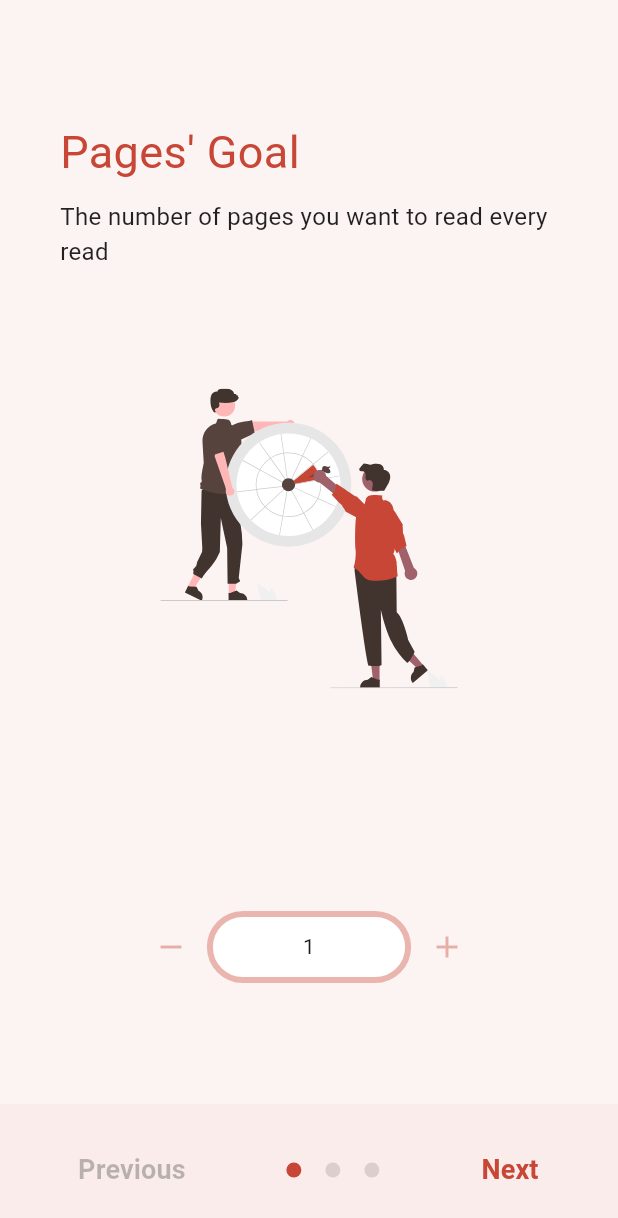
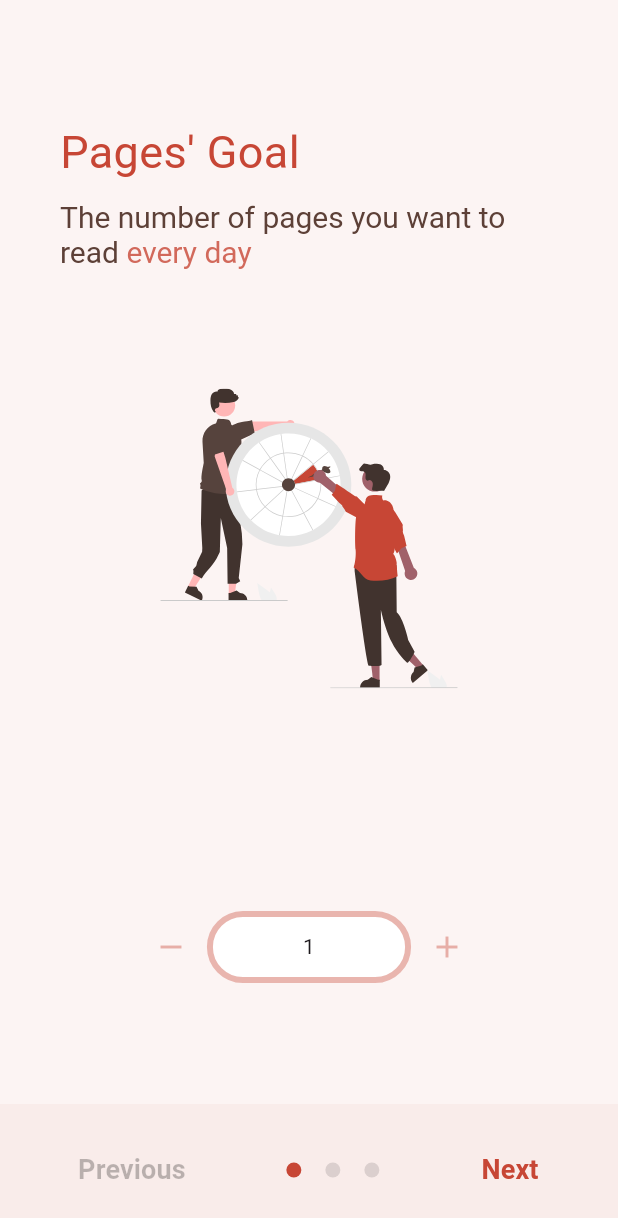
Before and after one commit to ziadhassan7/FlipStreak_Full_Version, a Flutter app: the screen it shows after launch, on a phone screen of 412 x 824 dp. Shown: the top 1218 px of the screen. Run offline on Flutter 3.47's test engine with Material 2 defaults, Android fonts, the phone set to English and light mode, and no system bars; our stand-ins replace connectivity_plus, file_picker, flutter_local_notifications, flutter_riverpod, flutter_svg, flutter_tts and 6 more; missing offline and left inert: pdfx, syncfusion_flutter_core, syncfusion_flutter_pdfviewer, translator_plus; accounts and stored records are empty.

Commit message:
Color Goals Pages , and disable horizontal drag when selecting

```diff
--- a/lib/presentation/welcome/view/info_widget.dart
+++ b/lib/presentation/welcome/view/info_widget.dart
@@ -21,7 +21,15 @@ class InfoWidget extends StatelessWidget {
 
           const SizedBox(height: 10,),
 
-          TextInriaSans(getInfo(), size: 16, color: Colors.black87, maxLine: 4,),
+          RichText(
+            text: TextSpan(
+              text: getInfo(),
+              style: TextStyle(fontSize: 20, color: Colors.brown.shade700,),
+              children: <TextSpan>[
+                TextSpan(text: getInfoTail(), style: TextStyle(color: colorAccent.withOpacity(0.8))),
+              ],
+            ),
+          ),
         ],
       ),
     );
@@ -42,11 +50,22 @@ class InfoWidget extends StatelessWidget {
   getInfo(){
     switch(currentPage){
       case Pages.firstPage:
-        return "The number of pages you want to read every read";
+        return "The number of pages you want to read";
       case Pages.secondPage:
-        return "The number of books you want to read this year";
+        return "The number of books you want to read";
       case Pages.thirdPage:
         return "Get reminded if you are going to loose your streak";
     }
   }
+
+  getInfoTail(){
+    switch(currentPage){
+      case Pages.firstPage:
+        return " every day";
+      case Pages.secondPage:
+        return " this year";
+      case Pages.thirdPage:
+        return "";
+    }
+  }
 }
```
Also changed, not shown: lib/presentation/book/screen/pdf_viewer.dart (+20 -0 lines).
